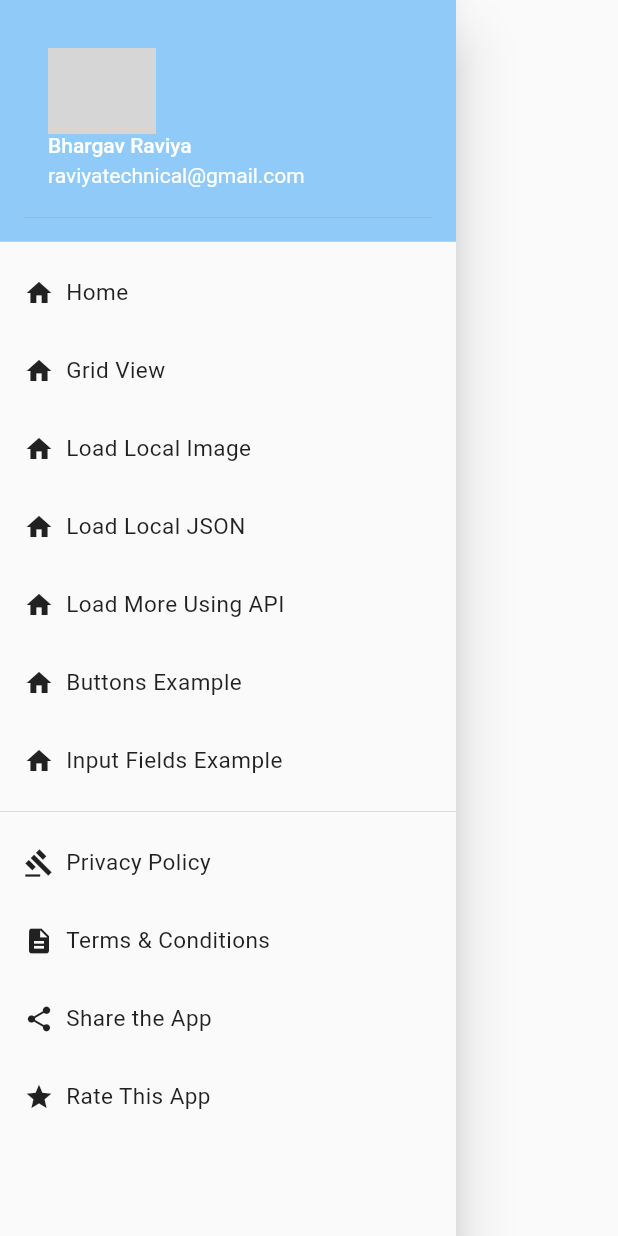
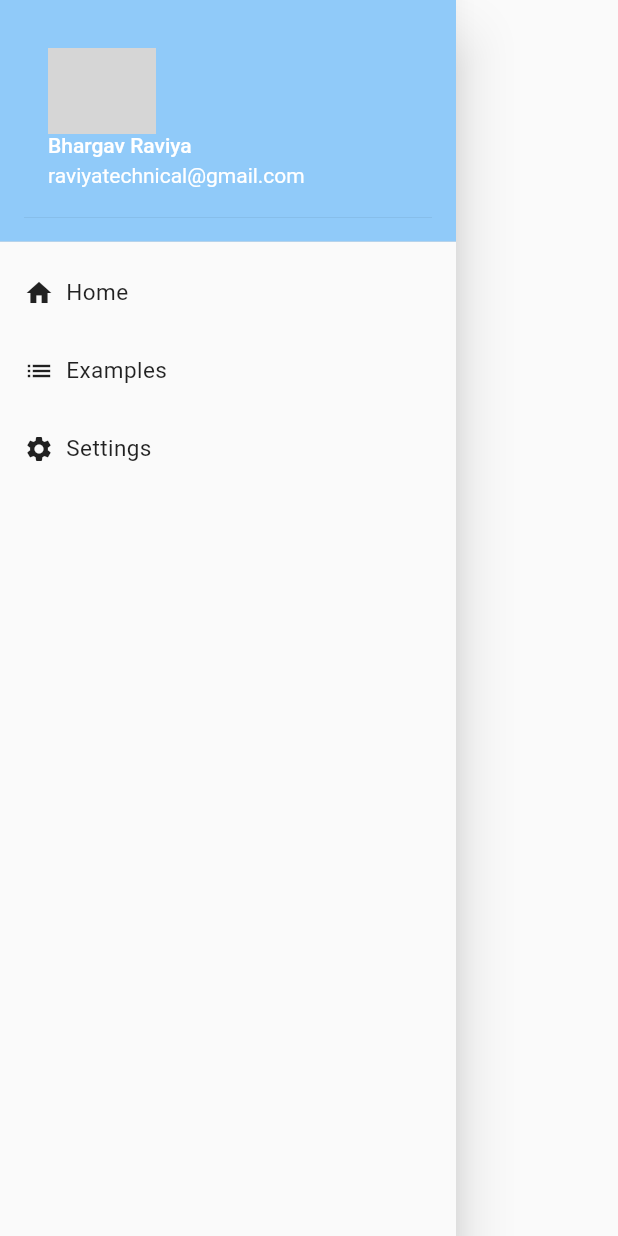
Before and after one commit to vlance11/flutter-moonlight, a Flutter app: the MoonLightDrawer widget shown alone on an empty page, opened directly, on a phone screen of 412 x 824 dp. Run offline on Flutter 3.47's test engine with Material 2 defaults, Android fonts, the phone set to English and light mode, and no system bars; our stand-ins replace share_plus; network calls fail; grey boxes are pictures that could not be loaded.

Commit message:
chnages in pages on sidebar menu

```diff
--- a/assets/json/users.json
+++ b/assets/json/users.json
@@ -1,4 +1,9 @@
 [
+    {
+        "username": "Bhargav Raviya",
+        "email": "raviyatechnical@gmail.com",
+        "urlAvatar": "https://avatars.githubusercontent.com/u/46953122?v=4"
+    },
     {
         "username": "Emma Spoon",
         "email": "Emma.Spoon@gmail.com",
--- a/lib/constants/routes.dart
+++ b/lib/constants/routes.dart
@@ -1,4 +1,5 @@
 import 'package:flutter/material.dart';
+import 'package:moonlight/views/settings_view.dart';
 
 import '../views/example/buttons_view.dart';
 import '../views/example/grid_view.dart';
@@ -6,10 +7,14 @@ import '../views/example/input_fields_example.dart';
 import '../views/example/load_local_image.dart';
 import '../views/example/load_local_json.dart';
 import '../views/example/load_more_using_api.dart';
+import '../views/example_view.dart';
 import '../views/home_view.dart';
 
 //Routes Name Define
 const rootRoute = "/";
+const SettingsRoute = "/settings";
+const ExampleRoute = "/example";
+
 const GridViewRoute = "/grid-view";
 const LoadLocalImageRoute = "/load-local-image";
 const LoadLocalJSONRoute = "/load-local-json";
@@ -25,6 +30,12 @@ class Routes {
     switch (settings.name) {
       case rootRoute:
         return MaterialPageRoute(builder: (_) => HomeView());
+      case SettingsRoute:
+        return MaterialPageRoute(builder: (_) => SettingsView());
+      case ExampleRoute:
+        return MaterialPageRoute(builder: (_) => ExampleView());
+      case ExampleRoute:
+        return MaterialPageRoute(builder: (_) => ExampleView());
       //Example Pages
       case GridViewRoute:
         return MaterialPageRoute(builder: (_) => GridViewPage());
--- a/lib/main.dart
+++ b/lib/main.dart
@@ -13,10 +13,10 @@ class MyApp extends StatelessWidget {
   @override
   Widget build(BuildContext context) {
     return MaterialApp(
-      title: APP_NAME,
+      title: appName,
       theme: lightTheme,
       themeMode: ThemeMode.system,
-      initialRoute: '/',
+      initialRoute: rootRoute,
       onGenerateRoute: Routes.generateRoute,
     );
   }
--- a/lib/views/home_view.dart
+++ b/lib/views/home_view.dart
@@ -9,7 +9,7 @@ class HomeView extends StatelessWidget {
   Widget build(BuildContext context) {
     return Scaffold(
       drawer: MoonLightDrawer("Home"),
-      appBar: AppBar(title: Text(APP_NAME)),
+      appBar: AppBar(title: Text("Home")),
       body: Center(
         child: Text("Welcome to Flutter Moonlight Framework"),
       ),
--- a/lib/widgets/drawer.dart
+++ b/lib/widgets/drawer.dart
@@ -1,9 +1,5 @@
 import 'package:flutter/material.dart';
-import 'package:moonlight/views/example/load_local_image.dart';
-
-import '../constants/app.dart';
 import '../constants/routes.dart';
-import '../utils/tools.dart';
 import 'drawer-tile.dart';
 
 class MoonLightDrawer extends StatelessWidget {
@@ -37,52 +33,25 @@ class MoonLightDrawer extends StatelessWidget {
         title: "Home",
         icon: Icons.home,
         onTap: () {
-          Navigator.of(context).pushNamed(rootRoute);
+          Navigator.of(context).popAndPushNamed(rootRoute);
+        },
+      ),
+
+      DrawerTile(
+        title: "Examples",
+        icon: Icons.list,
+        onTap: () {
+          Navigator.of(context).popAndPushNamed(ExampleRoute);
         },
       ),
       DrawerTile(
-        title: "Grid View",
-        icon: Icons.home,
+        title: "Settings",
+        icon: Icons.settings,
         onTap: () {
-          Navigator.of(context).popAndPushNamed(GridViewRoute);
+          Navigator.of(context).popAndPushNamed(SettingsRoute);
         },
       ),
-      DrawerTile(
-        title: "Load Local Image",
-        icon: Icons.home,
-        onTap: () {
-          Navigator.of(context).popAndPushNamed(LoadLocalImageRoute);
-        },
-      ),
-      DrawerTile(
-        title: "Load Local JSON",
-        icon: Icons.home,
-        onTap: () {
-          Navigator.of(context).popAndPushNamed(LoadLocalJSONRoute);
-        },
-      ),
-      DrawerTile(
-        title: "Load More Using API",
-        icon: Icons.home,
-        onTap: () {
-          Navigator.of(context).popAndPushNamed(LoadMoreUsingAPIRoute);
-        },
-      ),
-      DrawerTile(
-        title: "Buttons Example",
-        icon: Icons.home,
-        onTap: () {
-          Navigator.of(context).popAndPushNamed(ButtonsExampleRoute);
-        },
-      ),
-      DrawerTile(
-        title: "Input Fields Example",
-        icon: Icons.home,
-        onTap: () {
-          Navigator.of(context).popAndPushNamed(InputFieldsExampleRoute);
-        },
-      ),
-
+      // Divider(),
       // DrawerTile(
       //   title: "Logout",
       //   icon: Icons.logout,
@@ -90,38 +59,6 @@ class MoonLightDrawer extends StatelessWidget {
       //     Navigator.of(context).pushNamed(Routes.initRoute);
       //   },
       // ),
-      Divider(),
-      // Center(
-      //     child: Text(
-      //   "Application",
-      //   style: TextStyle(fontWeight: FontWeight.bold),
-      // )),
-      DrawerTile(
-        title: "Privacy Policy",
-        icon: Icons.gavel,
-        onTap: () => launchURL(appPrivacyPolicyURL),
-      ),
-      DrawerTile(
-        title: "Terms & Conditions",
-        icon: Icons.description,
-        onTap: () => launchURL(appTermsConditionsURL),
-      ),
-
-      DrawerTile(
-        title: "Share the App",
-        icon: Icons.share,
-        onTap: () {
-          CustomShare('check out my website https://example.com');
-        },
-      ),
-      DrawerTile(title: "Rate This App", icon: Icons.star, onTap: () {}),
-      // DrawerTile(
-      //   title: "Settings",
-      //   icon: Icons.settings,
-      //   onTap: () {
-      //     Navigator.of(context).pushNamed(Routes.settingsRoute);
-      //   },
-      // ),
     ])));
   }
 }
```
Also changed, not shown: lib/constants/app.dart (+23 -4 lines), lib/utils/tools.dart (+21 -0 lines), lib/views/example_view.dart (added, +58 -0 lines), lib/views/settings_view.dart (added, +148 -0 lines), 1 other file.
